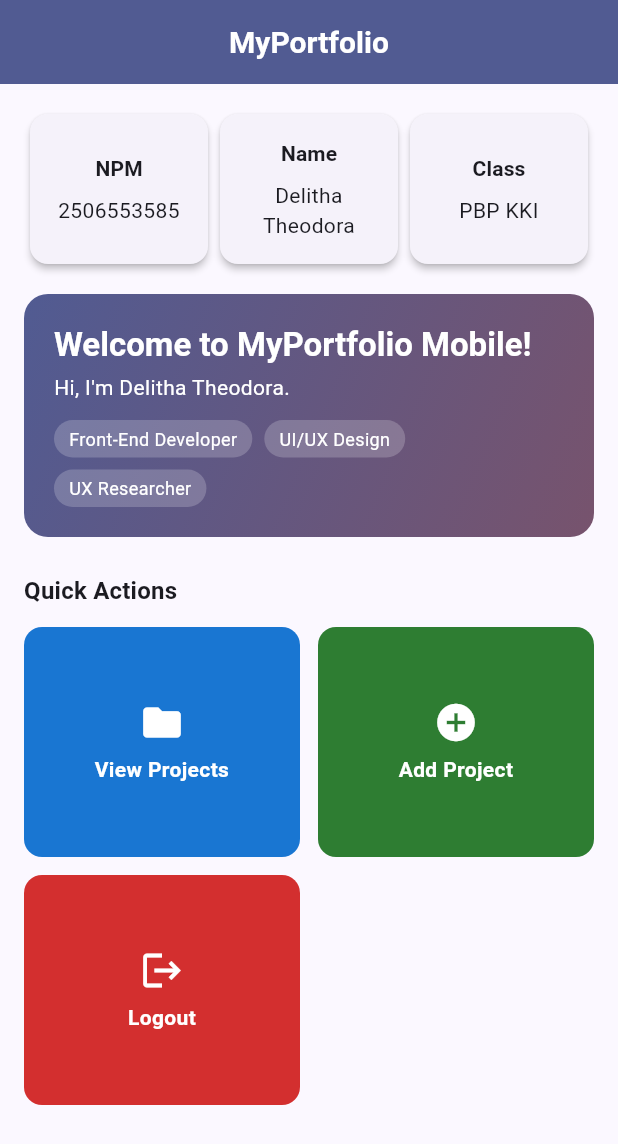
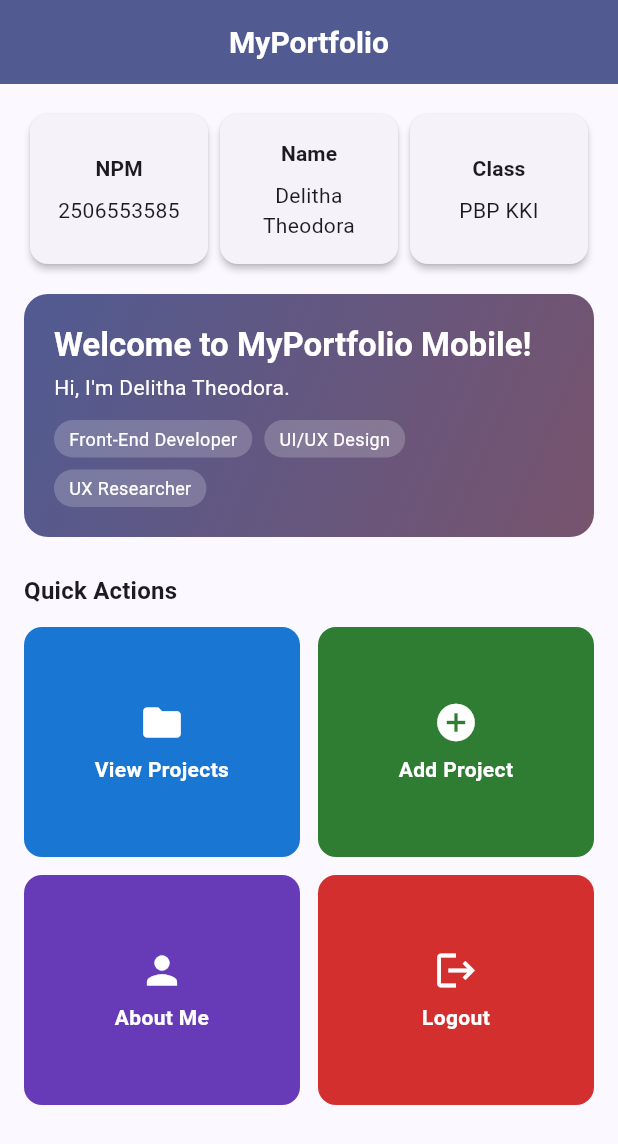
Before and after one commit to theodoradelitha/myportofolio_mobile, a Flutter app: the screen it shows after launch, on a phone screen of 412 x 824 dp. Shown: the top 1144 px of the screen. Run offline on Flutter 3.47's test engine with Material 3 defaults, Android fonts, the phone set to English and light mode, and no system bars.

Commit message:
feat: add about-me card with profile summary
A fourth action card opens a bottom sheet with my roles and experience
entries taken from my portfolio website.

```diff
--- a/lib/data/portfolio_data.dart
+++ b/lib/data/portfolio_data.dart
@@ -1,3 +1,4 @@
+import 'package:myportofolio_mobile/models/experience.dart';
 import 'package:myportofolio_mobile/models/project.dart';
 
 /// Static portfolio content taken from my Django portfolio site.
@@ -40,4 +41,21 @@ abstract final class PortfolioData {
           'waste-producing factories with compatible recyclers.',
     ),
   ];
+
+  static const List<Experience> experiences = [
+    Experience(
+      title: 'COMPFEST 18 - UX Academy Staff',
+      category: 'Volunteer',
+      description:
+          'Managed applicant outreach and facilitated interactive UX camp '
+          'sessions.',
+    ),
+    Experience(
+      title: 'IDS Teaching Assistant',
+      category: 'Part-Time',
+      description:
+          'Assisted students in understanding course material, guided '
+          'practical sessions, and evaluated assignments.',
+    ),
+  ];
 }
--- a/lib/menu.dart
+++ b/lib/menu.dart
@@ -3,6 +3,7 @@ import 'package:myportofolio_mobile/data/portfolio_data.dart';
 import 'package:myportofolio_mobile/models/item_homepage.dart';
 import 'package:myportofolio_mobile/screens/project_form_page.dart';
 import 'package:myportofolio_mobile/screens/project_list_page.dart';
+import 'package:myportofolio_mobile/widgets/about_sheet.dart';
 import 'package:myportofolio_mobile/widgets/info_card.dart';
 import 'package:myportofolio_mobile/widgets/item_card.dart';
 import 'package:myportofolio_mobile/widgets/profile_header.dart';
@@ -27,6 +28,12 @@ class MyHomePage extends StatelessWidget {
       Color(0xFF2E7D32),
       onTap: _openProjectForm,
     ),
+    ItemHomepage(
+      "About Me",
+      Icons.person,
+      Color(0xFF673AB7),
+      onTap: _showAboutSheet,
+    ),
     ItemHomepage("Logout", Icons.logout, Color(0xFFD32F2F)),
   ];
 
@@ -38,6 +45,15 @@ class MyHomePage extends StatelessWidget {
   static void _openProjectForm(BuildContext context) {
     Navigator.of(context)
         .push(MaterialPageRoute(builder: (_) => const ProjectFormPage()));
+  }
+
+  static void _showAboutSheet(BuildContext context) {
+    showModalBottomSheet<void>(
+      context: context,
+      showDragHandle: true,
+      isScrollControlled: true,
+      builder: (_) => const AboutSheet(name: nama),
+    );
   }
 
   @override
--- /dev/null
+++ b/lib/models/experience.dart
@@ -0,0 +1,11 @@
+class Experience {
+  final String title;
+  final String category;
+  final String description;
+
+  const Experience({
+    required this.title,
+    required this.category,
+    required this.description,
+  });
+}
```
Also changed, not shown: lib/widgets/about_sheet.dart (added, +44 -0 lines).
